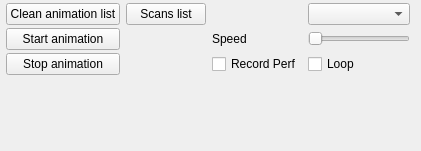
Qt form src/gui/forms/toolbar_animationgroup.ui (open-scan-crew/OpenScanTools) before a commit.
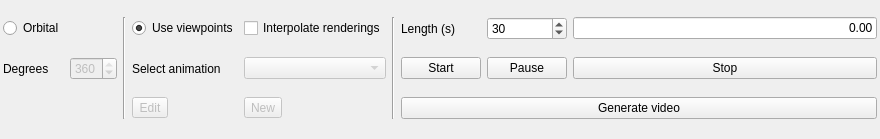
The same form after that commit.

Commit message: Added new animation and video module (#565)

```diff
--- a/src/gui/forms/toolbar_animationgroup.ui
+++ b/src/gui/forms/toolbar_animationgroup.ui
@@ -6,8 +6,8 @@
    <rect>
     <x>0</x>
     <y>0</y>
-    <width>421</width>
-    <height>151</height>
+    <width>880</width>
+    <height>139</height>
    </rect>
   </property>
   <property name="windowTitle">
@@ -15,104 +15,197 @@
   </property>
   <layout class="QGridLayout" name="gridLayout">
    <property name="leftMargin">
-    <number>6</number>
+    <number>3</number>
    </property>
    <property name="topMargin">
-    <number>3</number>
+    <number>0</number>
    </property>
    <property name="rightMargin">
-    <number>5</number>
+    <number>3</number>
    </property>
    <property name="bottomMargin">
-    <number>3</number>
+    <number>0</number>
+   </property>
+   <property name="horizontalSpacing">
+    <number>6</number>
+   </property>
+   <property name="horizontalSpacing">
+    <number>8</number>
    </property>
    <property name="verticalSpacing">
-    <number>3</number>
+    <number>0</number>
    </property>
    <item row="0" column="0">
-    <widget class="QPushButton" name="cleanListButton">
-     <property name="text">
-      <string>Clean animation list</string>
-     </property>
-     <property name="checkable">
-      <bool>true</bool>
-     </property>
-     <property name="checked">
-      <bool>false</bool>
-     </property>
-    </widget>
-   </item>
-   <item row="0" column="1">
-    <widget class="QPushButton" name="scansAnimPushButton">
-     <property name="text">
-      <string>Scans list</string>
-     </property>
-    </widget>
-   </item>
-   <item row="0" column="3">
-    <widget class="QComboBox" name="formatComboBox"/>
-   </item>
+    <widget class="QRadioButton" name="orbital360RadioButton">
+    <property name="text">
+     <string>Orbital</string>
+    </property>
+    <property name="autoExclusive">
+     <bool>true</bool>
+    </property>
+   </widget>
+  </item>
    <item row="1" column="0">
-    <widget class="QPushButton" name="startAnimationButton">
+    <widget class="QLabel" name="degreesLabel">
      <property name="text">
-      <string>Start animation</string>
+      <string>Degrees</string>
      </property>
-     <property name="checkable">
-      <bool>true</bool>
+    </widget>
+   </item>
+   <item row="1" column="1">
+    <widget class="QSpinBox" name="degreesSpinBox">
+     <property name="minimum">
+      <number>1</number>
      </property>
+     <property name="maximum">
+      <number>360</number>
+     </property>
+     <property name="value">
+      <number>360</number>
+     </property>
+     <property name="enabled">
+      <bool>false</bool>
+     </property>
     </widget>
    </item>
-   <item row="1" column="2">
-    <widget class="QLabel" name="label">
+   <item row="0" column="2" rowspan="3">
+    <widget class="Line" name="line_1">
+     <property name="orientation">
+      <enum>Qt::Vertical</enum>
+     </property>
+    </widget>
+   </item>
+   <item row="0" column="3">
+    <widget class="QRadioButton" name="betweenViewpointsRadioButton">
      <property name="text">
-      <string>Speed</string>
+      <string>Use viewpoints</string>
+     </property>
+    <property name="checked">
+     <bool>true</bool>
+    </property>
+    <property name="autoExclusive">
+     <bool>true</bool>
+    </property>
+   </widget>
+  </item>
+   <item row="0" column="4">
+    <widget class="QCheckBox" name="interpolateCheckBox">
+     <property name="text">
+      <string>Interpolate renderings</string>
      </property>
     </widget>
    </item>
    <item row="1" column="3">
-    <widget class="QSlider" name="animationSpeedSlider">
-     <property name="maximum">
-      <number>3</number>
-     </property>
-     <property name="orientation">
-      <enum>Qt::Horizontal</enum>
-     </property>
-    </widget>
-   </item>
-   <item row="2" column="0">
-    <widget class="QPushButton" name="stopAnimationButton">
+    <widget class="QLabel" name="label_animationList">
      <property name="text">
-      <string>Stop animation</string>
+      <string>Select animation</string>
      </property>
-     <property name="checkable">
-      <bool>true</bool>
-     </property>
     </widget>
    </item>
-   <item row="2" column="2">
-    <widget class="QCheckBox" name="recordPerfCheckBox">
-     <property name="text">
-      <string>Record Perf</string>
+   <item row="1" column="4">
+    <widget class="QComboBox" name="comboBox_animationList">
+     <property name="enabled">
+      <bool>false</bool>
      </property>
     </widget>
    </item>
-   <item row="3" column="0" colspan="5">
-    <spacer name="verticalSpacer_2">
-     <property name="orientation">
-      <enum>Qt::Vertical</enum>
-     </property>
-     <property name="sizeHint" stdset="0">
-      <size>
-       <width>0</width>
-       <height>0</height>
-      </size>
-     </property>
-    </spacer>
-   </item>
    <item row="2" column="3">
-    <widget class="QCheckBox" name="loopCheckBox">
+    <widget class="QToolButton" name="toolButton_editViewpointAnimConfig">
      <property name="text">
-      <string>Loop</string>
+      <string>Edit</string>
+     </property>
+     <property name="enabled">
+      <bool>false</bool>
+     </property>
+    </widget>
+   </item>
+   <item row="2" column="4">
+    <widget class="QToolButton" name="toolButton_newViewpointAnimConfig">
+     <property name="text">
+      <string>New</string>
+     </property>
+     <property name="enabled">
+      <bool>false</bool>
+     </property>
+    </widget>
+   </item>
+   <item row="0" column="5" rowspan="3">
+    <widget class="Line" name="line_2">
+     <property name="orientation">
+      <enum>Qt::Vertical</enum>
+     </property>
+    </widget>
+   </item>
+   <item row="0" column="6">
+    <widget class="QLabel" name="label_2">
+     <property name="text">
+      <string>Length (s)</string>
+     </property>
+    </widget>
+   </item>
+   <item row="0" column="7">
+    <widget class="QSpinBox" name="lengthSpinBox">
+     <property name="maximum">
+      <number>99999</number>
+     </property>
+     <property name="value">
+      <number>30</number>
+     </property>
+    </widget>
+   </item>
+   <item row="0" column="8">
+    <widget class="QLineEdit" name="chronometerLineEdit">
+     <property name="readOnly">
+      <bool>true</bool>
+     </property>
+     <property name="alignment">
+      <set>Qt::AlignRight|Qt::AlignTrailing|Qt::AlignVCenter</set>
+     </property>
+     <property name="text">
+      <string>0.00</string>
+     </property>
+    </widget>
+   </item>
+   <item row="1" column="6">
+    <widget class="QPushButton" name="startAnimationButton">
+     <property name="text">
+      <string>Start</string>
+     </property>
+     <property name="checkable">
+      <bool>true</bool>
+     </property>
+    </widget>
+   </item>
+   <item row="1" column="7">
+    <widget class="QPushButton" name="pauseAnimationButton">
+     <property name="text">
+      <string>Pause</string>
+     </property>
+     <property name="checkable">
+      <bool>true</bool>
+     </property>
+    </widget>
+   </item>
+   <item row="1" column="8">
+    <widget class="QPushButton" name="stopAnimationButton">
+     <property name="text">
+      <string>Stop</string>
+     </property>
+     <property name="checkable">
+      <bool>true</bool>
+     </property>
+    </widget>
+   </item>
+   <item row="2" column="6" colspan="3">
+    <widget class="QPushButton" name="generateVideoPushButton">
+     <property name="toolTip">
+      <string>Video generation. Please make sure you are in perspective mode and that you selected a frame in the image section.</string>
+     </property>
+     <property name="toolTipDuration">
+      <number>-1</number>
+     </property>
+     <property name="text">
+      <string>Generate video</string>
      </property>
     </widget>
    </item>
```
The commit also changes 47 other files.
